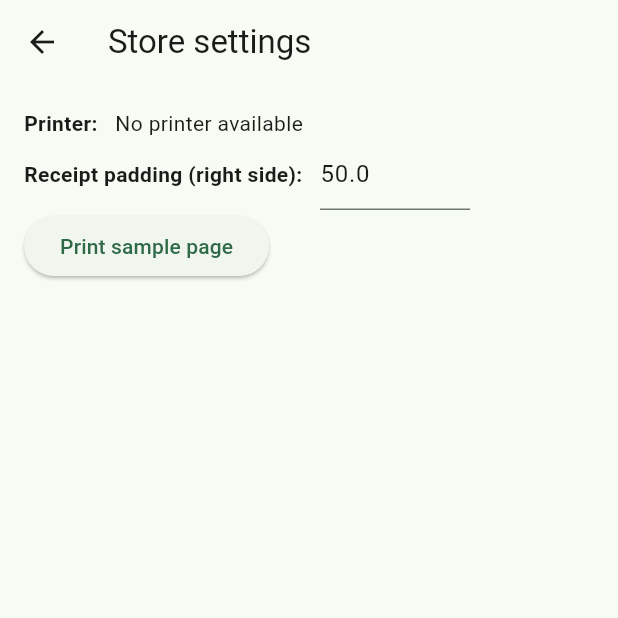
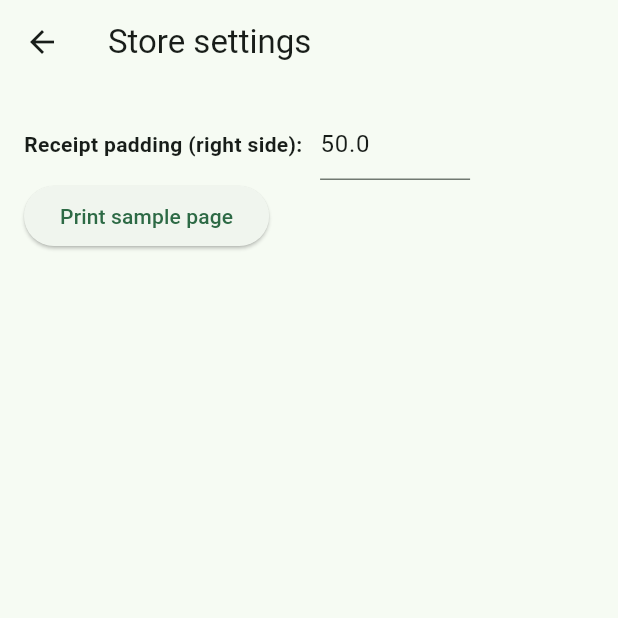
Before and after one commit to WorkWithAfridi/TRTOrderManagerPOS-Flutter, a Flutter app: the screen it shows after launch, in the side drawer, after a tap on "Store Settings", on a phone screen of 412 x 824 dp, the top half of it. Run offline on Flutter 3.47's test engine with Material 3 defaults, Android fonts, the phone set to English and light mode, and no system bars; our stand-ins replace audioplayers, cached_network_image, connectivity_plus, dio, flutter_svg, gap and 4 more; statements that could not run were skipped.

Commit message:
Diabled set default printer option

```diff
--- a/lib/service/printer_service.dart
+++ b/lib/service/printer_service.dart
@@ -75,7 +75,7 @@ Esse velit eu dolor proident magna pariatur nisi pariatur magna veniam enim labo
 
       if (availablePrinters.isNotEmpty) {
         await Printing.directPrintPdf(
-          printer: Get.find<StoreController>().selectedPrinter ?? availablePrinters.first,
+          printer: availablePrinters.first,
           format: PdfPageFormat.roll80,
           onLayout: (PdfPageFormat format) async => pdf.save(),
         );
@@ -404,7 +404,7 @@ Esse velit eu dolor proident magna pariatur nisi pariatur magna veniam enim labo
 
       if (availablePrinters.isNotEmpty) {
         await Printing.directPrintPdf(
-          printer: Get.find<StoreController>().selectedPrinter ?? availablePrinters.first,
+          printer: availablePrinters.first,
           format: PdfPageFormat.roll80,
           onLayout: (PdfPageFormat format) async => pdf.save(),
         );
@@ -546,7 +546,7 @@ Esse velit eu dolor proident magna pariatur nisi pariatur magna veniam enim labo
 
       if (availablePrinters.isNotEmpty) {
         await Printing.directPrintPdf(
-          printer: Get.find<StoreController>().selectedPrinter ?? availablePrinters.first,
+          printer: availablePrinters.first,
           format: PdfPageFormat.roll80,
           usePrinterSettings: true,
           onLayout: (PdfPageFormat format) async => pdf.save(),
--- a/lib/views/store_settings_view.dart
+++ b/lib/views/store_settings_view.dart
@@ -2,7 +2,6 @@ import 'package:flutter/material.dart';
 import 'package:get/get.dart';
 import 'package:pdf_printer/controllers/store_controller.dart';
 import 'package:pdf_printer/service/printer_service.dart';
-import 'package:printing/printing.dart';
 
 class StoreSettingsView extends StatefulWidget {
   const StoreSettingsView({super.key});
@@ -38,32 +37,32 @@ class _StoreSettingsViewState extends State<StoreSettingsView> {
             child: Column(
               crossAxisAlignment: CrossAxisAlignment.start,
               children: [
-                Row(
-                  mainAxisAlignment: MainAxisAlignment.start,
-                  children: [
-                    const Text(
-                      "Printer: ",
-                      style: TextStyle(fontWeight: FontWeight.bold),
-                    ),
-                    const SizedBox(width: 8),
-                    controller.availablePrinter.isNotEmpty
-                        ? DropdownButton<Printer>(
-                            value: controller.selectedPrinter,
-                            hint: const Text("Select Printer"),
-                            items: controller.availablePrinter.map((Printer printer) {
-                              return DropdownMenuItem<Printer>(
-                                value: printer,
-                                child: Text("${printer.name} - ${printer.model}"),
-                              );
-                            }).toList(),
-                            onChanged: (Printer? newValue) {
-                              controller.selectedPrinter = newValue;
-                              controller.savePrinterSettings();
-                            },
-                          )
-                        : const Text("No printer available"),
-                  ],
-                ),
+                // Row(
+                //   mainAxisAlignment: MainAxisAlignment.start,
+                //   children: [
+                //     const Text(
+                //       "Printer: ",
+                //       style: TextStyle(fontWeight: FontWeight.bold),
+                //     ),
+                //     const SizedBox(width: 8),
+                //     controller.availablePrinter.isNotEmpty
+                //         ? DropdownButton<Printer>(
+                //             value: controller.selectedPrinter,
+                //             hint: const Text("Select Printer"),
+                //             items: controller.availablePrinter.map((Printer printer) {
+                //               return DropdownMenuItem<Printer>(
+                //                 value: printer,
+                //                 child: Text("${printer.name} - ${printer.model}"),
+                //               );
+                //             }).toList(),
+                //             onChanged: (Printer? newValue) {
+                //               controller.selectedPrinter = newValue;
+                //               controller.savePrinterSettings();
+                //             },
+                //           )
+                //         : const Text("No printer available"),
+                //   ],
+                // ),
                 Row(
                   mainAxisAlignment: MainAxisAlignment.start,
                   children: [
```
